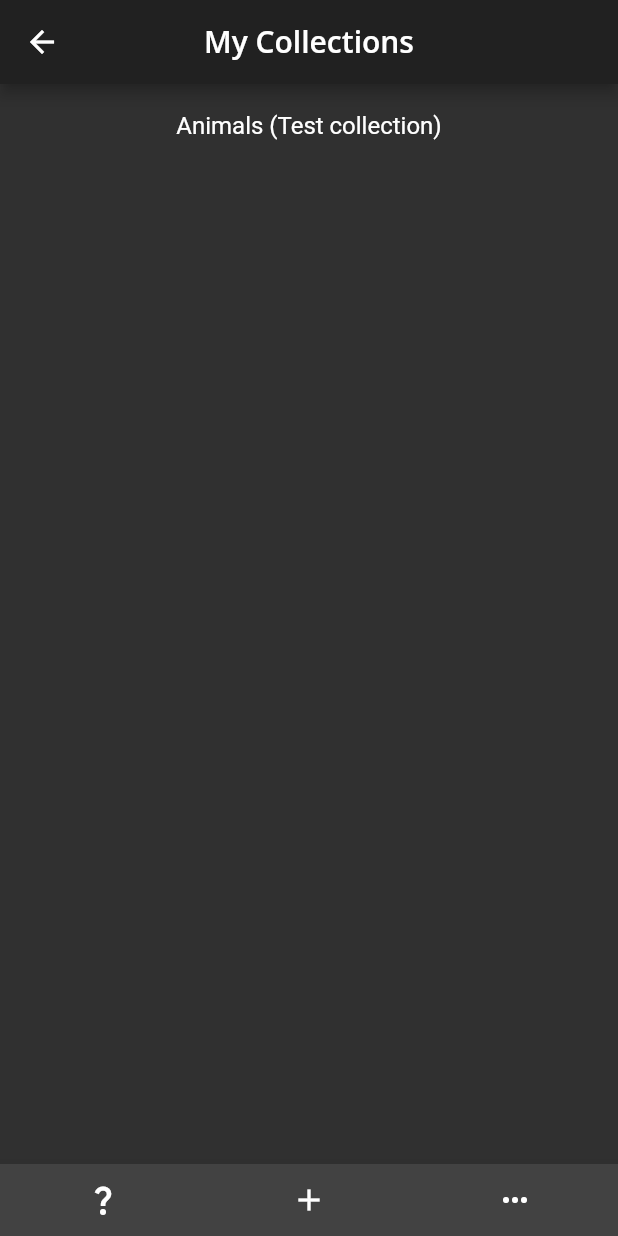
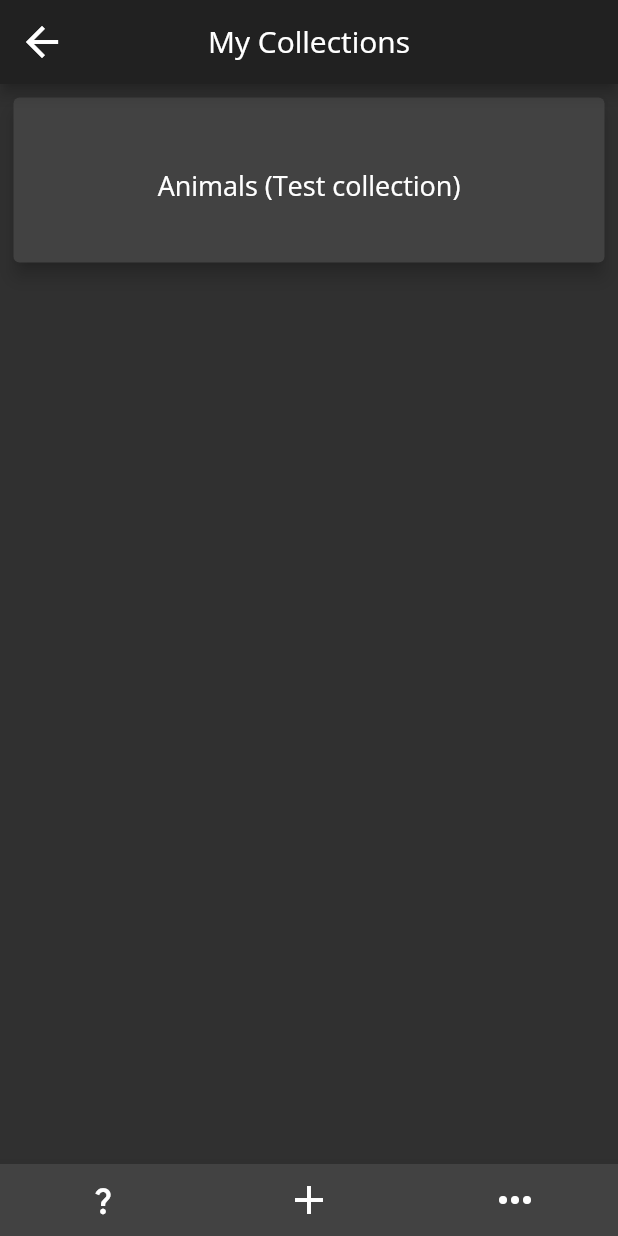
Before and after one commit to asapbox/flashcards, a Flutter app: the HomeScreen screen opened directly, on a phone screen of 412 x 824 dp. Run offline on Flutter 3.47's test engine with Material 2 defaults, Android fonts, the phone set to English and light mode, and no system bars; our stand-ins replace google_fonts.

```diff
--- a/lib/app_theme.dart
+++ b/lib/app_theme.dart
@@ -5,7 +5,7 @@ class AppTheme {
   static TextTheme lightTextTheme = TextTheme(
     bodyText1: GoogleFonts.openSans(
       fontSize: 14.0,
-      fontWeight: FontWeight.w700,
+      fontWeight: FontWeight.w500,
       color: Colors.black,
     ),
     headline1: GoogleFonts.openSans(
@@ -15,12 +15,12 @@ class AppTheme {
     ),
     headline2: GoogleFonts.openSans(
       fontSize: 21.0,
-      fontWeight: FontWeight.w700,
+      fontWeight: FontWeight.w500,
       color: Colors.black,
     ),
     headline3: GoogleFonts.openSans(
-      fontSize: 16.0,
-      fontWeight: FontWeight.w600,
+      fontSize: 18.0,
+      fontWeight: FontWeight.w500,
       color: Colors.black,
     ),
     headline6: GoogleFonts.openSans(
@@ -33,7 +33,7 @@ class AppTheme {
   static TextTheme darkTextTheme = TextTheme(
     bodyText1: GoogleFonts.openSans(
       fontSize: 14.0,
-      fontWeight: FontWeight.w700,
+      fontWeight: FontWeight.w400,
       color: Colors.white,
     ),
     headline1: GoogleFonts.openSans(
@@ -43,17 +43,17 @@ class AppTheme {
     ),
     headline2: GoogleFonts.openSans(
       fontSize: 21.0,
-      fontWeight: FontWeight.w700,
+      fontWeight: FontWeight.w400,
       color: Colors.white,
     ),
     headline3: GoogleFonts.openSans(
-      fontSize: 16.0,
-      fontWeight: FontWeight.w600,
+      fontSize: 18.0,
+      fontWeight: FontWeight.w400,
       color: Colors.white,
     ),
     headline6: GoogleFonts.openSans(
       fontSize: 20.0,
-      fontWeight: FontWeight.w600,
+      fontWeight: FontWeight.w400,
       color: Colors.white,
     ),
   );
@@ -79,6 +79,14 @@ class AppTheme {
         bottomNavigationBarTheme: const BottomNavigationBarThemeData(
           selectedItemColor: Colors.green,
         ),
+        iconTheme: const IconThemeData(
+          size: 32.0,
+          color: Colors.black,
+        ),
+        primaryIconTheme: const IconThemeData(
+          size: 22.0,
+          color: Colors.black,
+        ),
         textTheme: lightTextTheme);
   }
 
@@ -96,6 +104,14 @@ class AppTheme {
       bottomNavigationBarTheme: const BottomNavigationBarThemeData(
         selectedItemColor: Colors.green,
       ),
+      iconTheme: const IconThemeData(
+        size: 32.0,
+        color: Colors.white,
+      ),
+      primaryIconTheme: const IconThemeData(
+        size: 22.0,
+        color: Colors.white,
+      ),
       textTheme: darkTextTheme,
     );
   }
--- a/lib/view/screens/editor_screen.dart
+++ b/lib/view/screens/editor_screen.dart
@@ -9,7 +9,7 @@ class EditorScreen extends StatelessWidget {
     return MaterialPage(
       name: Paths.editorScreenPath,
       key: ValueKey(Paths.editorScreenPath),
-      child: EditorScreen(),
+      child: const EditorScreen(),
     );
   }
 
@@ -19,9 +19,8 @@ class EditorScreen extends StatelessWidget {
     'Editing',
   ];
 
-  EditorScreen({
+  const EditorScreen({
     Key? key,
-    // required this.title,
   }) : super(key: key);
 
   @override
--- a/lib/view/screens/flashcards_list_screen.dart
+++ b/lib/view/screens/flashcards_list_screen.dart
@@ -11,13 +11,12 @@ class FlashcardsListScreen extends StatelessWidget {
     return MaterialPage(
       name: Paths.flashcardsListScreenPath,
       key: ValueKey(Paths.flashcardsListScreenPath),
-      child: FlashcardsListScreen(),
+      child: const FlashcardsListScreen(),
     );
   }
 
   const FlashcardsListScreen({
     Key? key,
-    //  required this.title,
   }) : super(key: key);
 
   @override
@@ -60,7 +59,7 @@ class FlashcardsListScreen extends StatelessWidget {
               },
               icon: const Icon(Icons.add_outlined),
             ),
-            CustomPopupMenuButton(),
+            const CustomPopupMenuButton(),
           ],
         ),
       ),
--- a/lib/view/screens/home_screen.dart
+++ b/lib/view/screens/home_screen.dart
@@ -13,7 +13,7 @@ class HomeScreen extends StatelessWidget {
     return MaterialPage(
       name: Paths.homeScreenPath,
       key: ValueKey(Paths.homeScreenPath),
-      child: HomeScreen(),
+      child: const HomeScreen(),
     );
   }
 
@@ -41,7 +41,12 @@ class HomeScreen extends StatelessWidget {
             IconButton(
               // choose a random set to study and move to the details screen.
               onPressed: () {},
-              icon: const Icon(Icons.question_mark_outlined),
+              icon: IconTheme(
+                data: Theme.of(context).primaryIconTheme,
+                child: const Icon(
+                  Icons.question_mark_outlined,
+                ),
+              ),
             ),
             IconButton(
               onPressed: () {
@@ -50,9 +55,11 @@ class HomeScreen extends StatelessWidget {
                     .read<FlashcardManager>()
                     .setIsCreatingNewCollection(true);
               },
-              icon: const Icon(Icons.add_outlined),
+              icon: const Icon(
+                Icons.add_outlined,
+              ),
             ),
-            CustomPopupMenuButton(),
+            const CustomPopupMenuButton(),
           ],
         ),
       ),
--- a/lib/view/widgets/custom_popup_menu_button.dart
+++ b/lib/view/widgets/custom_popup_menu_button.dart
@@ -8,7 +8,8 @@ class CustomPopupMenuButton extends StatelessWidget {
   @override
   Widget build(BuildContext context) {
     return PopupMenuButton(
-      icon: const Icon(Icons.more_horiz_outlined),
+      icon: Icon(Icons.more_horiz_outlined,
+        size: Theme.of(context).iconTheme.size,),
       itemBuilder: (context) => [
         PopupMenuItem(
           value: 1,
--- a/lib/view/widgets/title_list_view.dart
+++ b/lib/view/widgets/title_list_view.dart
@@ -16,11 +16,11 @@ class _TitlesListViewState extends State<TitlesListView> {
     final List<String> collectionTitles =
         context.read<FlashcardManager>().fetchCollectionTitles;
 
-    return Column(
-      children: [
-        ListView.separated(
+    return Container(
+      padding: const EdgeInsets.all(5.0),
+      child: ListView.separated(
         scrollDirection: Axis.vertical,
-          shrinkWrap: true,
+        // shrinkWrap: true,
         itemCount: collectionTitles.length,
         itemBuilder: (context, index) {
           return Dismissible(
@@ -29,17 +29,23 @@ class _TitlesListViewState extends State<TitlesListView> {
               color: Colors.red,
               padding: const EdgeInsets.symmetric(horizontal: 20),
               alignment: AlignmentDirectional.centerStart,
+              child: IconTheme(
+                data: Theme.of(context).primaryIconTheme,
                 child: const Icon(
                   Icons.delete_forever,
                 ),
+              )
             ),
             secondaryBackground: Container(
               color: Colors.red,
               padding: const EdgeInsets.symmetric(horizontal: 20),
               alignment: AlignmentDirectional.centerEnd,
+              child: IconTheme(
+                data: Theme.of(context).primaryIconTheme,
                 child: const Icon(
                   Icons.delete_forever,
                 ),
+              )
             ),
             onDismissed: (DismissDirection direction) {
               setState(
@@ -47,7 +53,7 @@ class _TitlesListViewState extends State<TitlesListView> {
                   context.read<FlashcardManager>().removeCollectionAt(index);
                 },
               );
-                //showing a snackbar.
+              //showing a snackBar.
               ScaffoldMessenger.of(context).showSnackBar(
                   const SnackBar(content: Text('set is deleted')));
             },
@@ -71,9 +77,16 @@ class _TitlesListViewState extends State<TitlesListView> {
                 },
               );
             },
+            child: Card(
+              elevation: 5.0,
+              child: SizedBox(
+                height: 110,
                 child: ListTile(
                   title: Center(
-                  child: Text(collectionTitles[index]),
+                    child: Text(
+                      collectionTitles[index],
+                      style: Theme.of(context).textTheme.headline3,
+                    ),
                   ),
                   onTap: () {
                     context
@@ -84,15 +97,16 @@ class _TitlesListViewState extends State<TitlesListView> {
                         .setSelectedCollectionIndex(index);
                   },
                 ),
+              ),
+            ),
           );
         },
         separatorBuilder: (context, index) {
-            return const Divider(
-              color: Colors.white,
+          return const SizedBox(
+            height: 4.0,
           );
         },
       ),
-      ],
     );
   }
 }
--- a/lib/view_model/navigation_manager.dart
+++ b/lib/view_model/navigation_manager.dart
@@ -54,7 +54,9 @@ class NavigationManager extends ChangeNotifier {
 
   Future<void> initializingApp() async {
     // restoringData method returning the execution time in milliseconds
-    final int difference = await persistenceManager.restoringData();
+    final int difference =
+    // 0;
+    await persistenceManager.restoringData();
 
     //if-condition to extend the time of showing the splash screen.
     if (difference < 2000) {
```
Also changed, not shown: lib/persistence/persistence_manager.dart (+9 -7 lines), lib/view/widgets/flashcard_list_view.dart (+40 -23 lines), lib/view/widgets/flipping_animation.dart (+18 -8 lines). Lines whose indentation alone changed are shown as unchanged.
